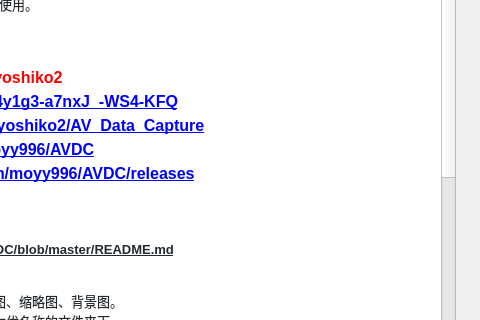
The window that AVDC.ui (kejizhihui/av-profile-photo) describes before a commit, drawn with Qt 5; both pictures show x 545 to 1025 and y 258 to 578 of the 1025 by 720 pixel window.
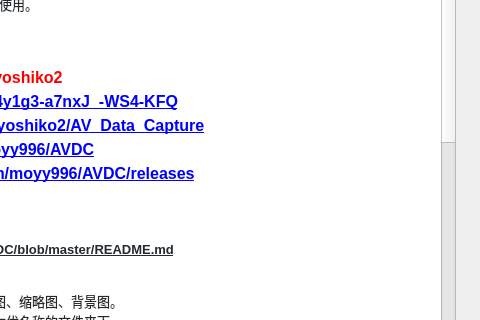
The same window after the commit. The open tabs and pages were chosen to show the change.

```diff
--- a/AVDC.ui
+++ b/AVDC.ui
@@ -1325,13 +1325,33 @@
 &lt;p style=&quot; margin-top:0px; margin-bottom:0px; margin-left:0px; margin-right:0px; -qt-block-indent:0; text-indent:0px;&quot;&gt;&lt;span style=&quot; font-family:'宋体'; font-size:12pt; font-weight:600;&quot;&gt;6、命名规则&lt;/span&gt;&lt;/p&gt;
 &lt;p style=&quot; margin-top:0px; margin-bottom:0px; margin-left:0px; margin-right:0px; -qt-block-indent:0; text-indent:0px;&quot;&gt;&lt;span style=&quot; font-family:'宋体'; font-size:9.5pt; font-weight:600; background-color:#ffffff;&quot;&gt;  1、&lt;/span&gt;&lt;span style=&quot; font-family:'宋体'; font-size:9.5pt; font-weight:600; color:#ff0000; background-color:#ffffff;&quot;&gt;目录命名&lt;/span&gt;&lt;span style=&quot; font-family:'宋体'; font-size:9.5pt; color:#24292e; background-color:#ffffff;&quot;&gt;：存放视频数据的目录名，支持&lt;/span&gt;&lt;span style=&quot; font-family:'宋体'; font-size:9.5pt; font-weight:600; color:#ff0000; background-color:#ffffff;&quot;&gt;多层目录&lt;/span&gt;&lt;span style=&quot; font-family:'宋体'; font-size:9.5pt; color:#24292e; background-color:#ffffff;&quot;&gt;，支持&lt;/span&gt;&lt;span style=&quot; font-family:'宋体'; font-size:9.5pt; font-weight:600; color:#ff0000; background-color:#ffffff;&quot;&gt;自定义符号&lt;/span&gt;&lt;span style=&quot; font-family:'宋体'; font-size:9.5pt; color:#24292e; background-color:#ffffff;&quot;&gt;，例：[actor]/studio/number-【title】。&lt;/span&gt;&lt;/p&gt;
 &lt;p style=&quot; margin-top:0px; margin-bottom:0px; margin-left:0px; margin-right:0px; -qt-block-indent:0; text-indent:0px;&quot;&gt;&lt;span style=&quot; font-family:'宋体'; font-size:9.5pt; font-weight:600; background-color:#ffffff;&quot;&gt;  2、&lt;/span&gt;&lt;span style=&quot; font-family:'宋体'; font-size:9.5pt; font-weight:600; color:#ff0000; background-color:#ffffff;&quot;&gt;视频标题&lt;/span&gt;&lt;span style=&quot; font-family:'宋体'; font-size:9.5pt; color:#24292e; background-color:#ffffff;&quot;&gt;：nfo中的标题命名。例：&lt;/span&gt;&lt;span style=&quot; font-family:'Segoe UI'; font-size:9.5pt; color:#24292e; background-color:#ffffff;&quot;&gt;number-&lt;/span&gt;&lt;span style=&quot; font-family:'宋体'; font-size:9.5pt; color:#24292e; background-color:#ffffff;&quot;&gt;[&lt;/span&gt;&lt;span style=&quot; font-family:'Segoe UI'; font-size:9.5pt; color:#24292e; background-color:#ffffff;&quot;&gt;title&lt;/span&gt;&lt;span style=&quot; font-family:'宋体'; font-size:9.5pt; color:#24292e; background-color:#ffffff;&quot;&gt;]。可以自定义符号。&lt;/span&gt;&lt;/p&gt;
-&lt;p style=&quot; margin-top:0px; margin-bottom:0px; margin-left:0px; margin-right:0px; -qt-block-indent:0; text-indent:0px;&quot;&gt;&lt;span style=&quot; font-family:'宋体'; font-size:9.5pt; color:#24292e; background-color:#ffffff;&quot;&gt;  可选项为&lt;/span&gt;&lt;span style=&quot; font-family:'宋体'; font-size:9.5pt; color:#ff0000; background-color:#ffffff;&quot;&gt;title&lt;/span&gt;&lt;span style=&quot; font-family:'宋体'; font-size:9.5pt; color:#24292e; background-color:#ffffff;&quot;&gt;（片名）、&lt;/span&gt;&lt;span style=&quot; font-family:'Segoe UI'; font-size:9.5pt; color:#ff0000; background-color:#ffffff;&quot;&gt;actor&lt;/span&gt;&lt;span style=&quot; font-family:'宋体'; font-size:9.5pt; color:#24292e; background-color:#ffffff;&quot;&gt;（演员）、&lt;/span&gt;&lt;span style=&quot; font-family:'Segoe UI'; font-size:9.5pt; color:#ff0000; background-color:#ffffff;&quot;&gt;studio&lt;/span&gt;&lt;span style=&quot; font-family:'宋体'; font-size:9.5pt; color:#24292e; background-color:#ffffff;&quot;&gt;（公司）、&lt;/span&gt;&lt;span style=&quot; font-family:'Segoe UI'; font-size:9.5pt; color:#ff0000; background-color:#ffffff;&quot;&gt;director&lt;/span&gt;&lt;span style=&quot; font-family:'宋体'; font-size:9.5pt; color:#24292e; background-color:#ffffff;&quot;&gt;（导演）、&lt;/span&gt;&lt;span style=&quot; font-family:'Segoe UI'; font-size:9.5pt; color:#ff0000; background-color:#ffffff;&quot;&gt;release&lt;/span&gt;&lt;span style=&quot; font-family:'宋体'; font-size:9.5pt; color:#24292e; background-color:#ffffff;&quot;&gt;（发售日）、&lt;/span&gt;&lt;span style=&quot; font-family:'Segoe UI'; font-size:9.5pt; color:#ff0000; background-color:#ffffff;&quot;&gt;year&lt;/span&gt;&lt;span style=&quot; font-family:'宋体'; font-size:9.5pt; color:#24292e; background-color:#ffffff;&quot;&gt;（发行年份）、&lt;/span&gt;&lt;span style=&quot; font-family:'Segoe UI'; font-size:9.5pt; color:#ff0000; background-color:#ffffff;&quot;&gt;numbe&lt;/span&gt;&lt;span style=&quot; font-family:'宋体'; font-size:9.5pt; color:#24292e; background-color:#ffffff;&quot;&gt;（番号）、&lt;/span&gt;&lt;span style=&quot; font-family:'Segoe UI'; font-size:9.5pt; color:#ff0000; background-color:#ffffff;&quot;&gt;runtime&lt;/span&gt;&lt;span style=&quot; font-family:'宋体'; font-size:9.5pt; color:#24292e; background-color:#ffffff;&quot;&gt;（时长）、&lt;/span&gt;&lt;span style=&quot; font-family:'宋体'; font-size:9.5pt; color:#ff0000; background-color:#ffffff;&quot;&gt;label&lt;/span&gt;&lt;span style=&quot; font-family:'宋体'; font-size:9.5pt; color:#24292e; background-color:#ffffff;&quot;&gt;（系列）&lt;/span&gt;&lt;/p&gt;
+&lt;p style=&quot; margin-top:0px; margin-bottom:0px; margin-left:0px; margin-right:0px; -qt-block-indent:0; text-indent:0px;&quot;&gt;&lt;span style=&quot; font-family:'宋体'; font-size:9.5pt; color:#24292e; background-color:#ffffff;&quot;&gt;  &lt;/span&gt;&lt;span style=&quot; font-family:'宋体'; font-size:9.5pt; font-weight:600; color:#24292e; background-color:#ffffff;&quot;&gt;3、&lt;/span&gt;&lt;span style=&quot; font-family:'宋体'; font-size:9.5pt; color:#24292e; background-color:#ffffff;&quot;&gt;可选项为&lt;/span&gt;&lt;span style=&quot; font-family:'Segoe UI'; font-size:9.5pt; color:#24292e; background-color:#ffffff;&quot;&gt;title（片名）、actor（演员）、studio（制作商）、director（导演）、release（发售日）、year（发行年份）、number（番号）、runtime（时长）、&lt;/span&gt;&lt;span style=&quot; font-family:'Segoe UI'; font-size:9.5pt; font-weight:600; color:#24292e; background-color:#ffffff;&quot;&gt;series（系列）、publisher（发行商）&lt;/span&gt;&lt;/p&gt;
 &lt;p style=&quot; margin-top:0px; margin-bottom:0px; margin-left:0px; margin-right:0px; -qt-block-indent:0; text-indent:0px;&quot;&gt;&lt;span style=&quot; font-family:'宋体'; font-size:9.5pt; color:#24292e;&quot;&gt; &lt;/span&gt;&lt;/p&gt;
 &lt;h4 style=&quot; margin-top:0px; margin-bottom:0px; margin-left:0px; margin-right:0px; -qt-block-indent:0; text-indent:0px;&quot;&gt;&lt;span style=&quot; font-family:'宋体'; font-size:12pt; font-weight:600;&quot;&gt;7、网站选择&lt;/span&gt;&lt;/h4&gt;
 &lt;p style=&quot; margin-top:0px; margin-bottom:0px; margin-left:0px; margin-right:0px; -qt-block-indent:0; text-indent:0px;&quot;&gt;&lt;span style=&quot; font-family:'Segoe UI'; font-size:9.5pt; color:#24292e; background-color:#ffffff;&quot;&gt;  1&lt;/span&gt;&lt;span style=&quot; font-family:'宋体'; font-size:9.5pt; color:#24292e; background-color:#ffffff;&quot;&gt;、&lt;/span&gt;&lt;span style=&quot; font-family:'Segoe UI'; font-size:9.5pt; font-weight:600; color:#ff0000; background-color:#ffffff;&quot;&gt;All website&lt;/span&gt;&lt;span style=&quot; font-family:'Segoe UI'; font-size:9.5pt; color:#24292e; background-color:#ffffff;&quot;&gt;: &lt;/span&gt;&lt;span style=&quot; font-family:'宋体'; font-size:9.5pt; color:#24292e; background-color:#ffffff;&quot;&gt;使用&lt;/span&gt;&lt;span style=&quot; font-family:'Segoe UI'; font-size:9.5pt; color:#24292e; background-color:#ffffff;&quot;&gt;avsox,javbus,fanza,javdb,fc2club&lt;/span&gt;&lt;span style=&quot; font-family:'宋体'; font-size:9.5pt; color:#24292e; background-color:#ffffff;&quot;&gt;进行刮削。&lt;/span&gt;&lt;span style=&quot; font-family:'Segoe UI'; font-size:9.5pt; color:#24292e; background-color:#ffffff;&quot;&gt;&lt;br /&gt;  2&lt;/span&gt;&lt;span style=&quot; font-family:'宋体'; font-size:9.5pt; color:#24292e; background-color:#ffffff;&quot;&gt;、&lt;/span&gt;&lt;span style=&quot; font-family:'Segoe UI'; font-size:9.5pt; font-weight:600; color:#ff0000; background-color:#ffffff;&quot;&gt;Only javdb&lt;/span&gt;&lt;span style=&quot; font-family:'Segoe UI'; font-size:9.5pt; color:#24292e; background-color:#ffffff;&quot;&gt;: &lt;/span&gt;&lt;span style=&quot; font-family:'宋体'; font-size:9.5pt; color:#24292e; background-color:#ffffff;&quot;&gt;仅使用&lt;/span&gt;&lt;span style=&quot; font-family:'Segoe UI'; font-size:9.5pt; color:#24292e; background-color:#ffffff;&quot;&gt;javdb&lt;/span&gt;&lt;span style=&quot; font-family:'宋体'; font-size:9.5pt; color:#24292e; background-color:#ffffff;&quot;&gt;进行刮削。&lt;/span&gt;&lt;/p&gt;
 &lt;p style=&quot; margin-top:0px; margin-bottom:0px; margin-left:0px; margin-right:0px; -qt-block-indent:0; text-indent:0px;&quot;&gt;&lt;span style=&quot; font-family:'宋体'; font-size:9.5pt; color:#24292e;&quot;&gt; &lt;/span&gt;&lt;/p&gt;
 &lt;h1 style=&quot; margin-top:0px; margin-bottom:0px; margin-left:0px; margin-right:0px; -qt-block-indent:0; text-indent:0px;&quot;&gt;&lt;span style=&quot; font-family:'宋体'; font-size:22pt; font-weight:600;&quot;&gt;四、更新日志&lt;/span&gt;&lt;/h1&gt;
 &lt;h1 style=&quot;-qt-paragraph-type:empty; margin-top:0px; margin-bottom:0px; margin-left:0px; margin-right:0px; -qt-block-indent:0; text-indent:0px; font-family:'宋体'; font-size:22pt; font-weight:600;&quot;&gt;&lt;br /&gt;&lt;/h1&gt;
+&lt;h1 style=&quot; margin-top:0px; margin-bottom:0px; margin-left:0px; margin-right:0px; -qt-block-indent:0; text-indent:0px;&quot;&gt;&lt;span style=&quot; font-family:'宋体'; font-size:18pt; font-weight:600; color:#ff0000;&quot;&gt;3.7&lt;/span&gt;&lt;/h1&gt;
+&lt;p style=&quot; margin-top:0px; margin-bottom:0px; margin-left:0px; margin-right:0px; -qt-block-indent:0; text-indent:0px;&quot;&gt;&lt;span style=&quot; font-family:'宋体'; font-size:11pt; font-weight:600;&quot;&gt;2020-02-15 19:30更新&lt;/span&gt;&lt;/p&gt;
+&lt;p style=&quot; margin-top:0px; margin-bottom:0px; margin-left:0px; margin-right:0px; -qt-block-indent:0; text-indent:0px;&quot;&gt;&lt;span style=&quot; font-family:'Segoe UI'; font-size:11pt; font-weight:600; color:#24292e; background-color:#ffffff;&quot;&gt;可选项变更：&lt;/span&gt;&lt;span style=&quot; font-family:'Segoe UI'; font-size:9.5pt; color:#24292e; background-color:#ffffff;&quot;&gt;title（片名）、actor（演员）、studio（制作商）、director（导演）、release（发售日）、year（发行年份）、number（番号）、runtime（时长）、&lt;/span&gt;&lt;span style=&quot; font-family:'Segoe UI'; font-size:9.5pt; font-weight:600; color:#24292e; background-color:#ffffff;&quot;&gt;series（系列）、publisher（发行商）&lt;/span&gt;&lt;/p&gt;
+&lt;p style=&quot; margin-top:0px; margin-bottom:0px; margin-left:0px; margin-right:0px; -qt-block-indent:0; text-indent:0px;&quot;&gt;&lt;span style=&quot; font-family:'Segoe UI'; font-size:11pt; font-weight:600; color:#24292e; background-color:#ffffff;&quot;&gt;修复：&lt;/span&gt;&lt;/p&gt;
+&lt;p style=&quot; margin-top:0px; margin-bottom:0px; margin-left:0px; margin-right:0px; -qt-block-indent:0; text-indent:0px;&quot;&gt;&lt;span style=&quot; font-family:'Segoe UI'; font-size:9.5pt; color:#24292e; background-color:#ffffff;&quot;&gt;  1、修改javbus的抓取逻辑，成功率提高。&lt;/span&gt;&lt;/p&gt;
+&lt;p style=&quot; margin-top:0px; margin-bottom:0px; margin-left:0px; margin-right:0px; -qt-block-indent:0; text-indent:0px;&quot;&gt;&lt;span style=&quot; font-family:'Segoe UI'; font-size:9.5pt; color:#24292e; background-color:#ffffff;&quot;&gt;  2、更新&lt;/span&gt;&lt;span style=&quot; font-family:'Segoe UI'; font-size:9.5pt; font-weight:600; color:#24292e; background-color:#ffffff;&quot;&gt;进度条&lt;/span&gt;&lt;span style=&quot; font-family:'Segoe UI'; font-size:9.5pt; color:#24292e; background-color:#ffffff;&quot;&gt;改为刮削完之后。&lt;/span&gt;&lt;/p&gt;
+&lt;p style=&quot; margin-top:0px; margin-bottom:0px; margin-left:0px; margin-right:0px; -qt-block-indent:0; text-indent:0px;&quot;&gt;&lt;span style=&quot; font-family:'Segoe UI'; font-size:9.5pt; color:#24292e; background-color:#ffffff;&quot;&gt;  3、不再强制替换‘_’为‘-’。&lt;/span&gt;&lt;/p&gt;
+&lt;p style=&quot; margin-top:0px; margin-bottom:0px; margin-left:0px; margin-right:0px; -qt-block-indent:0; text-indent:0px;&quot;&gt;&lt;span style=&quot; font-family:'Segoe UI'; font-size:9.5pt; color:#24292e; background-color:#ffffff;&quot;&gt;  4、EMBY添加头像时，演员有别名，&lt;/span&gt;&lt;span style=&quot; font-family:'Segoe UI'; font-size:9.5pt; font-weight:600; color:#24292e; background-color:#ffffff;&quot;&gt;中文符号&lt;/span&gt;&lt;span style=&quot; font-family:'Segoe UI'; font-size:9.5pt; color:#24292e; background-color:#ffffff;&quot;&gt;导致添加失败。&lt;/span&gt;&lt;/p&gt;
+&lt;p style=&quot; margin-top:0px; margin-bottom:0px; margin-left:0px; margin-right:0px; -qt-block-indent:0; text-indent:0px;&quot;&gt;&lt;span style=&quot; font-family:'Segoe UI'; font-size:9.5pt; color:#24292e; background-color:#ffffff;&quot;&gt;  5、修复字幕移动，与视频文件同名的&lt;/span&gt;&lt;span style=&quot; font-family:'Segoe UI'; font-size:9.5pt; font-weight:600; color:#24292e; background-color:#ffffff;&quot;&gt;字幕&lt;/span&gt;&lt;span style=&quot; font-family:'Segoe UI'; font-size:9.5pt; color:#24292e; background-color:#ffffff;&quot;&gt;，刮削完后会随视频一起移动。&lt;/span&gt;&lt;/p&gt;
+&lt;p style=&quot; margin-top:0px; margin-bottom:0px; margin-left:0px; margin-right:0px; -qt-block-indent:0; text-indent:0px;&quot;&gt;&lt;span style=&quot; font-family:'Segoe UI'; font-size:11pt; font-weight:600; color:#24292e; background-color:#ffffff;&quot;&gt;新增：&lt;/span&gt;&lt;/p&gt;
+&lt;p style=&quot; margin-top:0px; margin-bottom:0px; margin-left:0px; margin-right:0px; -qt-block-indent:0; text-indent:0px;&quot;&gt;&lt;span style=&quot; font-family:'Segoe UI'; font-size:9.5pt; color:#24292e; background-color:#ffffff;&quot;&gt;  1、&lt;/span&gt;&lt;span style=&quot; font-family:'Segoe UI'; font-size:9.5pt; font-weight:600; color:#24292e; background-color:#ffffff;&quot;&gt;自定义本地文件名&lt;/span&gt;&lt;span style=&quot; font-family:'Segoe UI'; font-size:9.5pt; color:#24292e; background-color:#ffffff;&quot;&gt;。&lt;/span&gt;&lt;/p&gt;
+&lt;p style=&quot; margin-top:0px; margin-bottom:0px; margin-left:0px; margin-right:0px; -qt-block-indent:0; text-indent:0px;&quot;&gt;&lt;span style=&quot; font-family:'Segoe UI'; font-size:9.5pt; color:#24292e; background-color:#ffffff;&quot;&gt;  2、获取&lt;/span&gt;&lt;span style=&quot; font-family:'Segoe UI'; font-size:9.5pt; font-weight:600; color:#24292e; background-color:#ffffff;&quot;&gt;制作商，发行商&lt;/span&gt;&lt;span style=&quot; font-family:'Segoe UI'; font-size:9.5pt; color:#24292e; background-color:#ffffff;&quot;&gt;。&lt;/span&gt;&lt;/p&gt;
+&lt;p style=&quot; margin-top:0px; margin-bottom:0px; margin-left:0px; margin-right:0px; -qt-block-indent:0; text-indent:0px;&quot;&gt;&lt;span style=&quot; font-family:'Segoe UI'; font-size:9.5pt; color:#24292e; background-color:#ffffff;&quot;&gt;  3、标签加入&lt;/span&gt;&lt;span style=&quot; font-family:'Segoe UI'; font-size:9.5pt; font-weight:600; color:#24292e; background-color:#ffffff;&quot;&gt;系列、发行商、制作商&lt;/span&gt;&lt;span style=&quot; font-family:'Segoe UI'; font-size:9.5pt; color:#24292e; background-color:#ffffff;&quot;&gt;(太多标签EMBY只显示一部分)。&lt;/span&gt;&lt;/p&gt;
+&lt;p style=&quot; margin-top:0px; margin-bottom:0px; margin-left:0px; margin-right:0px; -qt-block-indent:0; text-indent:0px;&quot;&gt;&lt;span style=&quot; font-family:'Segoe UI'; font-size:9.5pt; color:#24292e; background-color:#ffffff;&quot;&gt;  4、小工具-&lt;/span&gt;&lt;span style=&quot; font-family:'Segoe UI'; font-size:9.5pt; font-weight:600; color:#24292e; background-color:#ffffff;&quot;&gt;视频移动&lt;/span&gt;&lt;span style=&quot; font-family:'Segoe UI'; font-size:9.5pt; color:#24292e; background-color:#ffffff;&quot;&gt;，会移动与视频文件同名的&lt;/span&gt;&lt;span style=&quot; font-family:'Segoe UI'; font-size:9.5pt; font-weight:600; color:#24292e; background-color:#ffffff;&quot;&gt;字幕&lt;/span&gt;&lt;span style=&quot; font-family:'Segoe UI'; font-size:9.5pt; color:#24292e; background-color:#ffffff;&quot;&gt;。&lt;/span&gt;&lt;/p&gt;
+&lt;p style=&quot; margin-top:0px; margin-bottom:0px; margin-left:0px; margin-right:0px; -qt-block-indent:0; text-indent:0px;&quot;&gt;&lt;span style=&quot; font-family:'Segoe UI'; font-size:9.5pt; color:#24292e; background-color:#ffffff;&quot;&gt; &lt;/span&gt;&lt;/p&gt;
+&lt;p style=&quot; margin-top:0px; margin-bottom:0px; margin-left:0px; margin-right:0px; -qt-block-indent:0; text-indent:0px;&quot;&gt;&lt;span style=&quot; font-family:'宋体'; font-size:18pt; font-weight:600; color:#ff0000;&quot;&gt;3.61&lt;/span&gt;&lt;/p&gt;
+&lt;p style=&quot; margin-top:0px; margin-bottom:0px; margin-left:0px; margin-right:0px; -qt-block-indent:0; text-indent:0px;&quot;&gt;&lt;span style=&quot; font-family:'宋体'; font-size:11pt; font-weight:600;&quot;&gt;2020-02-12-15:40更新&lt;/span&gt;&lt;/p&gt;
+&lt;p style=&quot; margin-top:0px; margin-bottom:0px; margin-left:0px; margin-right:0px; -qt-block-indent:0; text-indent:0px;&quot;&gt;&lt;span style=&quot; font-family:'Segoe UI'; font-size:11pt; font-weight:600; color:#24292e; background-color:#ffffff;&quot;&gt;修复：&lt;/span&gt;&lt;/p&gt;
+&lt;p style=&quot; margin-top:0px; margin-bottom:0px; margin-left:0px; margin-right:0px; -qt-block-indent:0; text-indent:0px;&quot;&gt;&lt;span style=&quot; font-family:'Segoe UI'; font-size:9.5pt; color:#24292e; background-color:#ffffff;&quot;&gt;  1、&lt;/span&gt;&lt;span style=&quot; font-family:'Segoe UI'; font-size:9.5pt; font-weight:600; color:#24292e; background-color:#ffffff;&quot;&gt;演员过多&lt;/span&gt;&lt;span style=&quot; font-family:'Segoe UI'; font-size:9.5pt; color:#24292e; background-color:#ffffff;&quot;&gt;导致文件夹创建失败。(只取&lt;/span&gt;&lt;span style=&quot; font-family:'Segoe UI'; font-size:9.5pt; font-weight:600; color:#24292e; background-color:#ffffff;&quot;&gt;前三个&lt;/span&gt;&lt;span style=&quot; font-family:'Segoe UI'; font-size:9.5pt; color:#24292e; background-color:#ffffff;&quot;&gt;)&lt;br /&gt;  2、avsox有多个封面图时导致失败。&lt;br /&gt;  3、主页面-&lt;/span&gt;&lt;span style=&quot; font-family:'Segoe UI'; font-size:9.5pt; font-weight:600; color:#24292e; background-color:#ffffff;&quot;&gt;封面开关&lt;/span&gt;&lt;span style=&quot; font-family:'Segoe UI'; font-size:9.5pt; color:#24292e; background-color:#ffffff;&quot;&gt;不管用。&lt;br /&gt;  4、&lt;/span&gt;&lt;span style=&quot; font-family:'Segoe UI'; font-size:9.5pt; font-weight:600; color:#24292e; background-color:#ffffff;&quot;&gt;制作商、导演&lt;/span&gt;&lt;span style=&quot; font-family:'Segoe UI'; font-size:9.5pt; color:#24292e; background-color:#ffffff;&quot;&gt;抓取错误。&lt;/span&gt;&lt;/p&gt;
+&lt;p style=&quot;-qt-paragraph-type:empty; margin-top:0px; margin-bottom:0px; margin-left:0px; margin-right:0px; -qt-block-indent:0; text-indent:0px; font-family:'Segoe UI'; font-size:9.5pt; color:#24292e;&quot;&gt;&lt;br /&gt;&lt;/p&gt;
 &lt;h1 style=&quot; margin-top:0px; margin-bottom:0px; margin-left:0px; margin-right:0px; -qt-block-indent:0; text-indent:0px;&quot;&gt;&lt;span style=&quot; font-family:'宋体'; font-size:18pt; font-weight:600; color:#ff0000;&quot;&gt;3.6&lt;/span&gt;&lt;/h1&gt;
 &lt;p style=&quot; margin-top:0px; margin-bottom:0px; margin-left:0px; margin-right:0px; -qt-block-indent:0; text-indent:0px;&quot;&gt;&lt;span style=&quot; font-family:'宋体'; font-size:11pt; font-weight:600;&quot;&gt;2020-02-11 晚23点更新&lt;/span&gt;&lt;/p&gt;
 &lt;p style=&quot; margin-top:0px; margin-bottom:0px; margin-left:0px; margin-right:0px; -qt-block-indent:0; text-indent:0px;&quot;&gt;&lt;span style=&quot; font-family:'Segoe UI'; font-size:11pt; font-weight:600; color:#24292e; background-color:#ffffff;&quot;&gt;新增：&lt;/span&gt;&lt;/p&gt;
```
Left out of the diff: 2 changed lines with no effect on the pictures.
